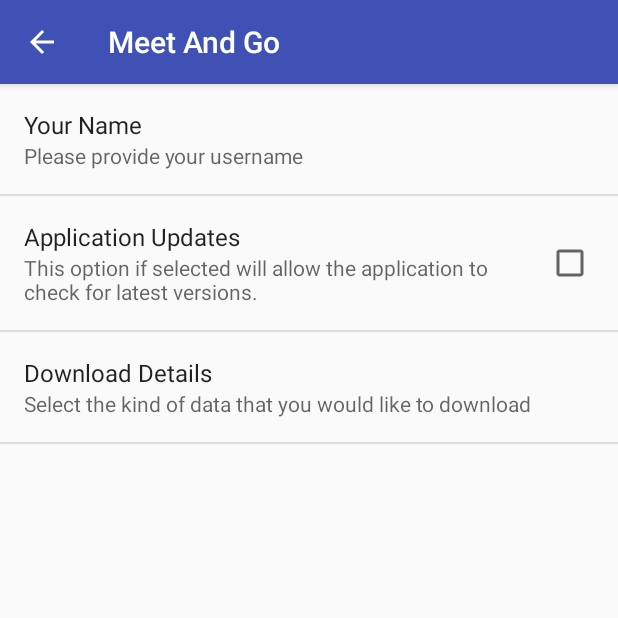
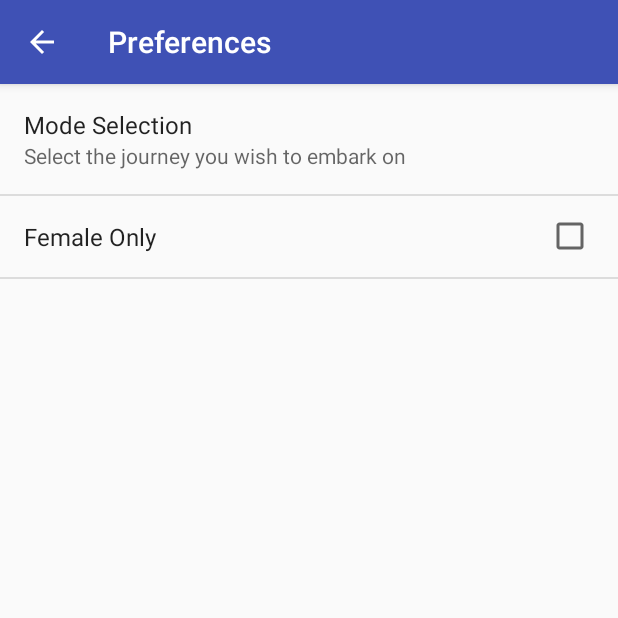
Before and after one commit to MeetAndGo/meetandgo, an Android app: the PreferencesActivity screen opened directly, with no data from a screen before it, on a phone screen of 412 x 824 dp, the top half of it. Run offline under Robolectric (Android 15) with nearby library versions, the phone set to English and light mode, and no system bars; our stand-ins replace ButterKnife.

Commit message:
~ Preferences Activity selection settings ~ Solve bug with back arrow button

```diff
--- a/app/src/main/java/com/meetandgo/meetandgo/activities/PreferencesActivity.java
+++ b/app/src/main/java/com/meetandgo/meetandgo/activities/PreferencesActivity.java
@@ -10,6 +10,7 @@ import android.support.v7.app.ActionBar;
 import android.support.v7.app.AppCompatDelegate;
 import android.support.v7.widget.Toolbar;
 import android.view.MenuInflater;
+import android.view.MenuItem;
 import android.view.View;
 import android.view.ViewGroup;
 import android.view.Window;
@@ -23,6 +24,7 @@ import butterknife.ButterKnife;
 
 public class PreferencesActivity extends PreferenceActivity {
 
+    private static final String TAG = "PreferencesActivity";
     private AppCompatDelegate mDelegate;
 
     @BindView(R.id.toolbar) Toolbar mToolbar;
@@ -46,7 +48,7 @@ public class PreferencesActivity extends PreferenceActivity {
         setContentView(R.layout.activity_preferences);
         ButterKnife.bind(this);
         setSupportActionBar(mToolbar);
-        // TODO: The arrow for back button does not work!
+        getSupportActionBar().setTitle(R.string.title_activity_preferences);
         getSupportActionBar().setDisplayHomeAsUpEnabled(true);
         getSupportActionBar().setDisplayShowHomeEnabled(true);
         PreferencesFragment preferencesFragment = new PreferencesFragment();
@@ -118,10 +120,18 @@ public class PreferencesActivity extends PreferenceActivity {
     }
 
     @Override public void onBackPressed() {
-        //super.onBackPressed();
-
+        super.onBackPressed();
         startActivity(new Intent(this, MainActivity.class));
         finish();
         overridePendingTransition(R.anim.slide_from_left, R.anim.slide_to_right);
     }
+
+    @Override
+    public boolean onOptionsItemSelected(MenuItem item) {
+        if (item.getItemId() == android.R.id.home) {
+            onBackPressed();
+            return true;
+        }
+        return false;
+    }
 }
--- a/app/src/main/java/com/meetandgo/meetandgo/activities/ProfileActivity.java
+++ b/app/src/main/java/com/meetandgo/meetandgo/activities/ProfileActivity.java
@@ -31,7 +31,6 @@ public class ProfileActivity extends AppCompatActivity {
         ButterKnife.bind(this);
         final User currentUser = FirebaseDB.getCurrentUser();
 
-
         ValueEventListener valueEventListener = new ValueEventListener() {
             @Override
             public void onDataChange(DataSnapshot snapshot) {
--- a/app/src/main/res/layout/activity_preferences.xml
+++ b/app/src/main/res/layout/activity_preferences.xml
@@ -17,4 +17,5 @@
         android:id="@+id/content_frame"
         android:layout_width="match_parent"
         android:layout_height="match_parent" />
+
 </LinearLayout>
--- a/app/src/main/res/values/arrays.xml
+++ b/app/src/main/res/values/arrays.xml
@@ -1,13 +1,15 @@
 <?xml version="1.0" encoding="utf-8"?>
 <resources>
     <string-array name="listArray">
-        <item>Headings</item>
-        <item>Headings and Details</item>
-        <item>All Data</item>>
+        <item>Any</item>
+        <item>Walk</item>
+        <item>Car</item>
+        <item>Taxi</item>>
     </string-array>
     <string-array name="listValues">
         <item>1</item>
         <item>2</item>
-        <item>3</item>>
+        <item>3</item>
+        <item>4</item>>
     </string-array>
 </resources>
--- a/app/src/main/res/values/strings.xml
+++ b/app/src/main/res/values/strings.xml
@@ -6,6 +6,7 @@
     <string name="sign_out">Sign Out</string>
     <string name="google_maps_key" translatable="false">AIzaSyAjb05BjiPsCwg-VcicFb5Ff4gNICO_YbY</string>
     <string name="title_activity_maps">Map</string>
+    <string name="title_activity_preferences">Preferences</string>
     <string name="menu_option_map">Start New Journey</string>
     <string name="menu_option_chats">Chats</string>
     <string name="menu_option_commute">Daily Commute</string>
--- a/app/src/main/res/xml/preferences.xml
+++ b/app/src/main/res/xml/preferences.xml
@@ -1,17 +1,15 @@
 <?xml version="1.0" encoding="utf-8"?>
 <PreferenceScreen xmlns:android="http://schemas.android.com/apk/res/android">
-    <EditTextPreference
-        android:title="Your Name"
-        android:key="username"
-        android:summary="Please provide your username" />
-    <CheckBoxPreference android:title="Application Updates"
-        android:defaultValue="false"
-        android:summary="This option if selected will allow the application to check for latest versions."
-        android:key="applicationUpdates" />
-    <ListPreference     android:title="Download Details"
-        android:summary="Select the kind of data that you would like to download"
-        android:key="downloadType"
+
+    <ListPreference
+        android:title="Mode Selection"
+        android:summary="Select the journey you wish to embark on"
+        android:key="journeyType"
         android:defaultValue="1"
         android:entries="@array/listArray"
         android:entryValues="@array/listValues" />
+    <CheckBoxPreference android:title="Female Only"
+        android:defaultValue="false"
+        android:key="genderChoice"/>
+
 </PreferenceScreen>
```
